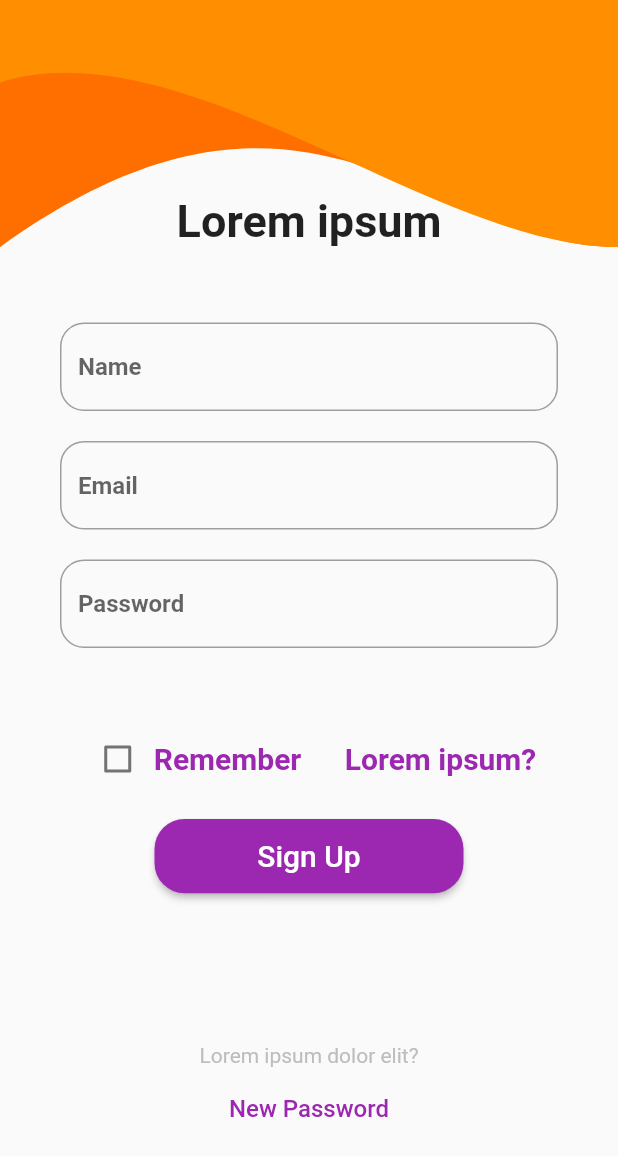
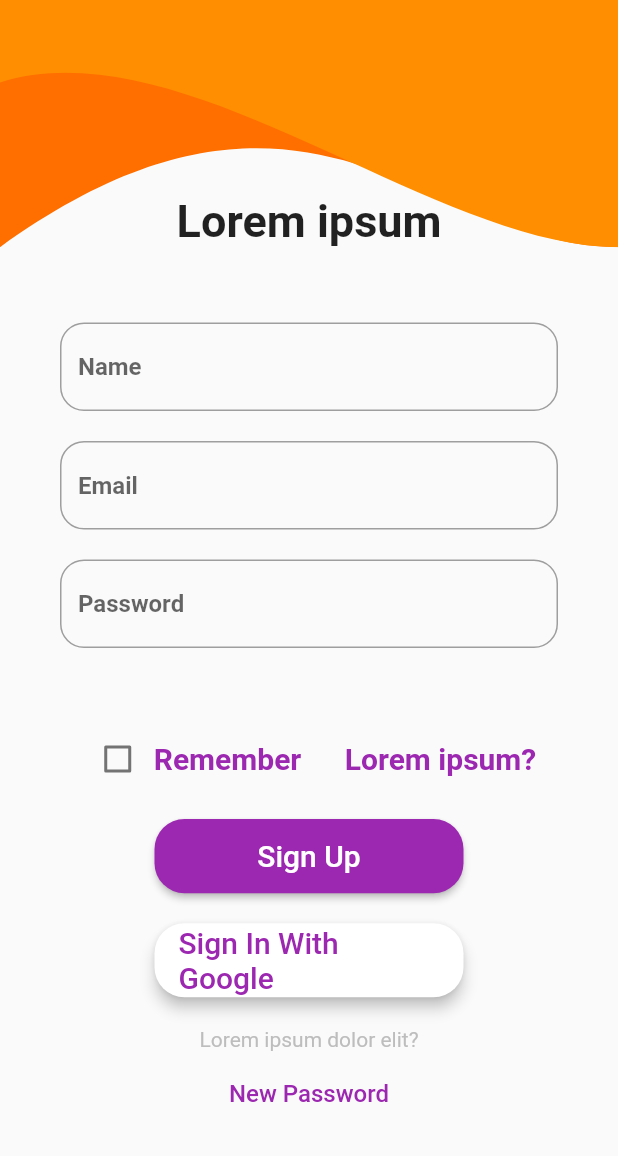
Before and after one commit to Gifrad/Test-Flutter, a Flutter app: the LoginPage screen opened by its route, on a phone screen of 412 x 824 dp. Shown: the top 1156 px of the screen. Run offline on Flutter 3.47's test engine with Material 2 defaults, Android fonts, the phone set to English and light mode, and no system bars; our stand-ins replace carousel_slider, firebase_auth, firebase_core, google_maps_flutter, google_sign_in, image_picker and 1 more; accounts and stored records are empty; network calls fail.

Commit message:
Login with google & save local storage

```diff
--- a/lib/main.dart
+++ b/lib/main.dart
@@ -5,9 +5,12 @@ import 'package:education/pages/login/login_page.dart';
 import 'package:education/pages/map/map_page.dart';
 import 'package:education/pages/media/media_page.dart';
 import 'package:education/pages/onboarding/onboarding_page.dart';
+import 'package:firebase_core/firebase_core.dart';
 import 'package:flutter/material.dart';
 
-void main() {
+void main() async {
+  WidgetsFlutterBinding.ensureInitialized();
+  await Firebase.initializeApp();
   runApp(const MyApp());
 }
 
--- a/lib/pages/login/login_page.dart
+++ b/lib/pages/login/login_page.dart
@@ -1,5 +1,7 @@
 import 'package:education/pages/widget/custom_form_field.dart';
+import 'package:education/services/auth_services.dart';
 import 'package:education/utils/appbar_clipper.dart';
+import 'package:education/utils/local_storage.dart';
 import 'package:education/utils/second_appbar_clipper%20copy.dart';
 import 'package:flutter/material.dart';
 
@@ -11,6 +13,8 @@ class LoginPage extends StatefulWidget {
 }
 
 class _LoginPageState extends State<LoginPage> {
+  LocalStorage localStorage = LocalStorage();
+  ValueNotifier userCredential = ValueNotifier('');
   bool checkBoxValue = false;
   @override
   Widget build(BuildContext context) {
@@ -38,6 +42,7 @@ class _LoginPageState extends State<LoginPage> {
           ),
           Padding(
             padding: const EdgeInsets.symmetric(horizontal: 40),
+            child: SingleChildScrollView(
               child: Column(
                 children: [
                   const SizedBox(
@@ -125,7 +130,34 @@ class _LoginPageState extends State<LoginPage> {
                     ),
                   ),
                   const SizedBox(
-                  height: 100,
+                    height: 20,
+                  ),
+                  SizedBox(
+                    width: MediaQuery.of(context).size.width * 0.5,
+                    height: MediaQuery.of(context).size.height * 0.06,
+                    child: ElevatedButton(
+                      style: ElevatedButton.styleFrom(
+                          elevation: 4,
+                          backgroundColor: Colors.white,
+                          shape: RoundedRectangleBorder(
+                              borderRadius: BorderRadius.circular(20))),
+                      onPressed: () async {
+                        final account = await AuthService().signInWithGoogle();
+                        if (account.user != null) {
+                          localStorage.saveToLocalStorage(account.user!.email!);
+                        }
+                      },
+                      child: const Text(
+                        'Sign In With Google',
+                        style: TextStyle(
+                          color: Colors.purple,
+                          fontSize: 20,
+                        ),
+                      ),
+                    ),
+                  ),
+                  const SizedBox(
+                    height: 20,
                   ),
                   Column(
                     children: [
@@ -154,6 +186,7 @@ class _LoginPageState extends State<LoginPage> {
                 ],
               ),
             ),
+          ),
         ],
       ),
     );
--- a/lib/pages/map/map_page.dart
+++ b/lib/pages/map/map_page.dart
@@ -28,7 +28,7 @@ class _MapPageState extends State<MapPage> {
   Widget build(BuildContext context) {
     return Scaffold(
       body: GoogleMap(
-        mapType: MapType.hybrid,
+        mapType: MapType.normal,
         initialCameraPosition: _kGooglePlex,
         onMapCreated: (GoogleMapController controller) {
           _controller.complete(controller);
--- a/pubspec.yaml
+++ b/pubspec.yaml
@@ -39,7 +39,10 @@ dependencies:
   carousel_slider: ^4.2.1
   google_maps_flutter: ^2.3.0
   image_picker: ^1.0.2
-  flutter_custom_clippers: ^2.1.0
+  firebase_auth: ^4.16.0
+  google_sign_in: ^6.1.4
+  firebase_core: ^2.24.2
+  shared_preferences: ^2.2.0
 
 dev_dependencies:
   flutter_test:
```
Also changed, not shown: lib/pages/contact/contact_page.dart (+6 -2 lines), lib/pages/onboarding/onboarding_page.dart (+23 -15 lines), lib/services/auth_services.dart (added, +23 -0 lines), lib/utils/local_storage.dart (added, +24 -0 lines), pubspec.lock, 7 other files. Lines whose indentation alone changed are shown as unchanged.
